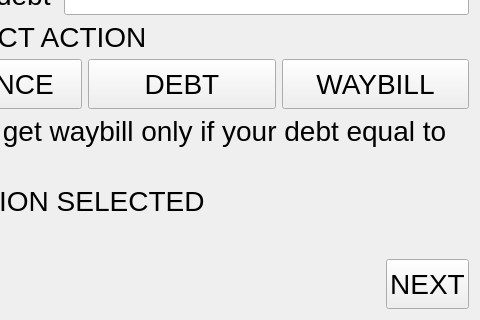
The window that wbalancepage.ui (End1-1/TaxiCashbox) describes before a commit, drawn with Qt 5; both pictures show x 116 to 596 and y 82 to 402 of the 596 by 402 pixel window.
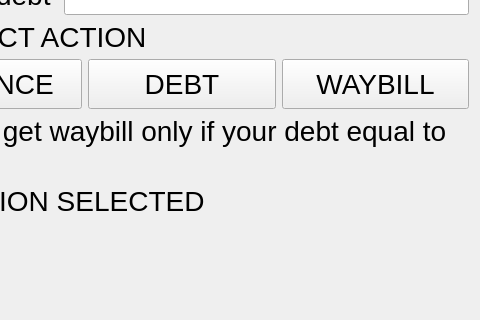
The same window after the commit.

Diff of the .ui file:
```diff
--- a/wbalancepage.ui
+++ b/wbalancepage.ui
@@ -248,30 +248,6 @@
        </property>
       </spacer>
      </item>
-     <item>
-      <widget class="QPushButton" name="btnNext">
-       <property name="sizePolicy">
-        <sizepolicy hsizetype="Minimum" vsizetype="Fixed">
-         <horstretch>0</horstretch>
-         <verstretch>0</verstretch>
-        </sizepolicy>
-       </property>
-       <property name="minimumSize">
-        <size>
-         <width>0</width>
-         <height>50</height>
-        </size>
-       </property>
-       <property name="font">
-        <font>
-         <pointsize>21</pointsize>
-        </font>
-       </property>
-       <property name="text">
-        <string>NEXT</string>
-       </property>
-      </widget>
-     </item>
     </layout>
    </item>
   </layout>
```
Left out of the diff: 6 changed lines with no effect on the pictures.
